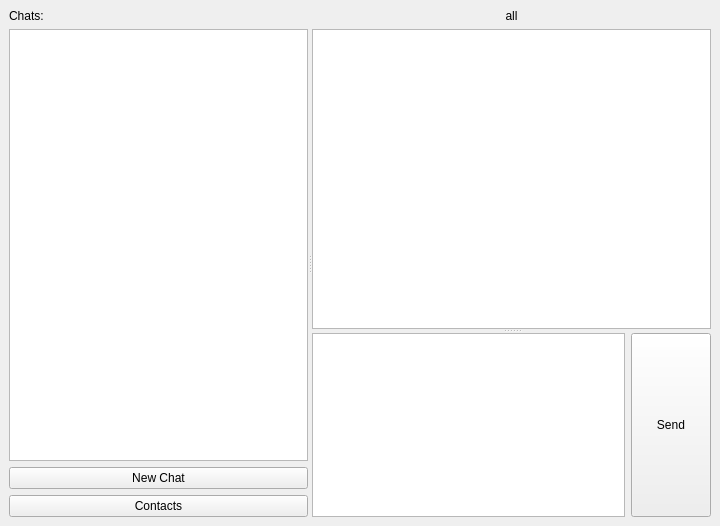
Qt form main_client_ui01.ui (machine23/hanita) before a commit.
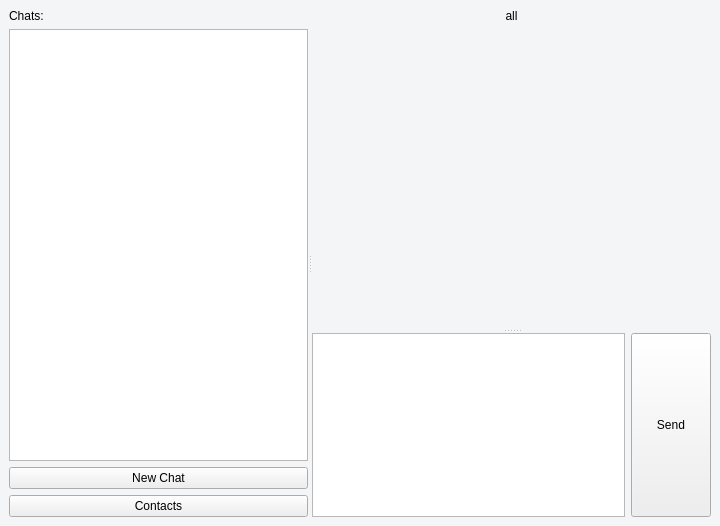
The same form after that commit.

Commit message: формат отображение сообщений

Patch:
```diff
--- a/main_client_ui01.ui
+++ b/main_client_ui01.ui
@@ -10,10 +10,171 @@
     <height>526</height>
    </rect>
   </property>
+  <property name="palette">
+   <palette>
+    <active>
+     <colorrole role="Button">
+      <brush brushstyle="SolidPattern">
+       <color alpha="255">
+        <red>244</red>
+        <green>245</green>
+        <blue>246</blue>
+       </color>
+      </brush>
+     </colorrole>
+     <colorrole role="Midlight">
+      <brush brushstyle="SolidPattern">
+       <color alpha="255">
+        <red>244</red>
+        <green>245</green>
+        <blue>246</blue>
+       </color>
+      </brush>
+     </colorrole>
+     <colorrole role="Base">
+      <brush brushstyle="SolidPattern">
+       <color alpha="255">
+        <red>244</red>
+        <green>245</green>
+        <blue>246</blue>
+       </color>
+      </brush>
+     </colorrole>
+     <colorrole role="Window">
+      <brush brushstyle="SolidPattern">
+       <color alpha="255">
+        <red>244</red>
+        <green>245</green>
+        <blue>246</blue>
+       </color>
+      </brush>
+     </colorrole>
+    </active>
+    <inactive>
+     <colorrole role="Button">
+      <brush brushstyle="SolidPattern">
+       <color alpha="255">
+        <red>244</red>
+        <green>245</green>
+        <blue>246</blue>
+       </color>
+      </brush>
+     </colorrole>
+     <colorrole role="Midlight">
+      <brush brushstyle="SolidPattern">
+       <color alpha="255">
+        <red>244</red>
+        <green>245</green>
+        <blue>246</blue>
+       </color>
+      </brush>
+     </colorrole>
+     <colorrole role="Base">
+      <brush brushstyle="SolidPattern">
+       <color alpha="255">
+        <red>244</red>
+        <green>245</green>
+        <blue>246</blue>
+       </color>
+      </brush>
+     </colorrole>
+     <colorrole role="Window">
+      <brush brushstyle="SolidPattern">
+       <color alpha="255">
+        <red>244</red>
+        <green>245</green>
+        <blue>246</blue>
+       </color>
+      </brush>
+     </colorrole>
+    </inactive>
+    <disabled>
+     <colorrole role="Button">
+      <brush brushstyle="SolidPattern">
+       <color alpha="255">
+        <red>244</red>
+        <green>245</green>
+        <blue>246</blue>
+       </color>
+      </brush>
+     </colorrole>
+     <colorrole role="Midlight">
+      <brush brushstyle="SolidPattern">
+       <color alpha="255">
+        <red>244</red>
+        <green>245</green>
+        <blue>246</blue>
+       </color>
+      </brush>
+     </colorrole>
+     <colorrole role="Base">
+      <brush brushstyle="SolidPattern">
+       <color alpha="255">
+        <red>244</red>
+        <green>245</green>
+        <blue>246</blue>
+       </color>
+      </brush>
+     </colorrole>
+     <colorrole role="Window">
+      <brush brushstyle="SolidPattern">
+       <color alpha="255">
+        <red>244</red>
+        <green>245</green>
+        <blue>246</blue>
+       </color>
+      </brush>
+     </colorrole>
+    </disabled>
+   </palette>
+  </property>
   <property name="windowTitle">
-   <string>MainWindow</string>
+   <string>Hanita</string>
+  </property>
+  <property name="autoFillBackground">
+   <bool>false</bool>
+  </property>
+  <property name="styleSheet">
+   <string notr="true">QMainWindow {
+	background-color: #F4F5F6;
+}
+QScrollBar:vertical {
+     border: none;
+     background: #F4F5F6;
+     width: 8px;
+     margin: 0;
+ }
+ QScrollBar::handle:vertical {
+	border: 1px solid #F3F4F5;
+	border-radius: 4px;
+     background: lightgrey;
+     min-height: 20px;
+ }
+QScrollBar::add-line:vertical {
+     border: none;
+     background: #F4F5F6;
+     height: 20px;
+     subcontrol-position: bottom;
+     subcontrol-origin: margin;
+ }
+
+ QScrollBar::sub-line:vertical {
+     border: none;
+     background: #F4F5F6;
+     height: 20px;
+     subcontrol-position: top;
+     subcontrol-origin: margin;
+ }
+ 
+
+ QScrollBar::add-page:vertical, QScrollBar::sub-page:vertical {
+     background: none;
+ }</string>
   </property>
   <widget class="QWidget" name="centralwidget">
+   <property name="autoFillBackground">
+    <bool>false</bool>
+   </property>
    <layout class="QHBoxLayout" name="horizontalLayout_3">
     <item>
      <widget class="QSplitter" name="splitter_2">
@@ -109,6 +270,64 @@
              <height>300</height>
             </size>
            </property>
+           <property name="palette">
+            <palette>
+             <active>
+              <colorrole role="Base">
+               <brush brushstyle="SolidPattern">
+                <color alpha="255">
+                 <red>244</red>
+                 <green>245</green>
+                 <blue>246</blue>
+                </color>
+               </brush>
+              </colorrole>
+             </active>
+             <inactive>
+              <colorrole role="Base">
+               <brush brushstyle="SolidPattern">
+                <color alpha="255">
+                 <red>244</red>
+                 <green>245</green>
+                 <blue>246</blue>
+                </color>
+               </brush>
+              </colorrole>
+             </inactive>
+             <disabled>
+              <colorrole role="Base">
+               <brush brushstyle="SolidPattern">
+                <color alpha="255">
+                 <red>255</red>
+                 <green>255</green>
+                 <blue>255</blue>
+                </color>
+               </brush>
+              </colorrole>
+             </disabled>
+            </palette>
+           </property>
+           <property name="autoFillBackground">
+            <bool>true</bool>
+           </property>
+           <property name="frameShape">
+            <enum>QFrame::NoFrame</enum>
+           </property>
+           <property name="frameShadow">
+            <enum>QFrame::Plain</enum>
+           </property>
+           <property name="lineWidth">
+            <number>1</number>
+           </property>
+           <property name="midLineWidth">
+            <number>0</number>
+           </property>
+           <property name="verticalScrollBarPolicy">
+            <enum>Qt::ScrollBarAsNeeded</enum>
+           </property>
+           <property name="undoRedoEnabled">
+            <bool>false</bool>
+           </property>
            <property name="readOnly">
             <bool>true</bool>
            </property>
```
Left out of the diff: 3 changed lines with no effect on the pictures. The commit also changes 3 other files.
